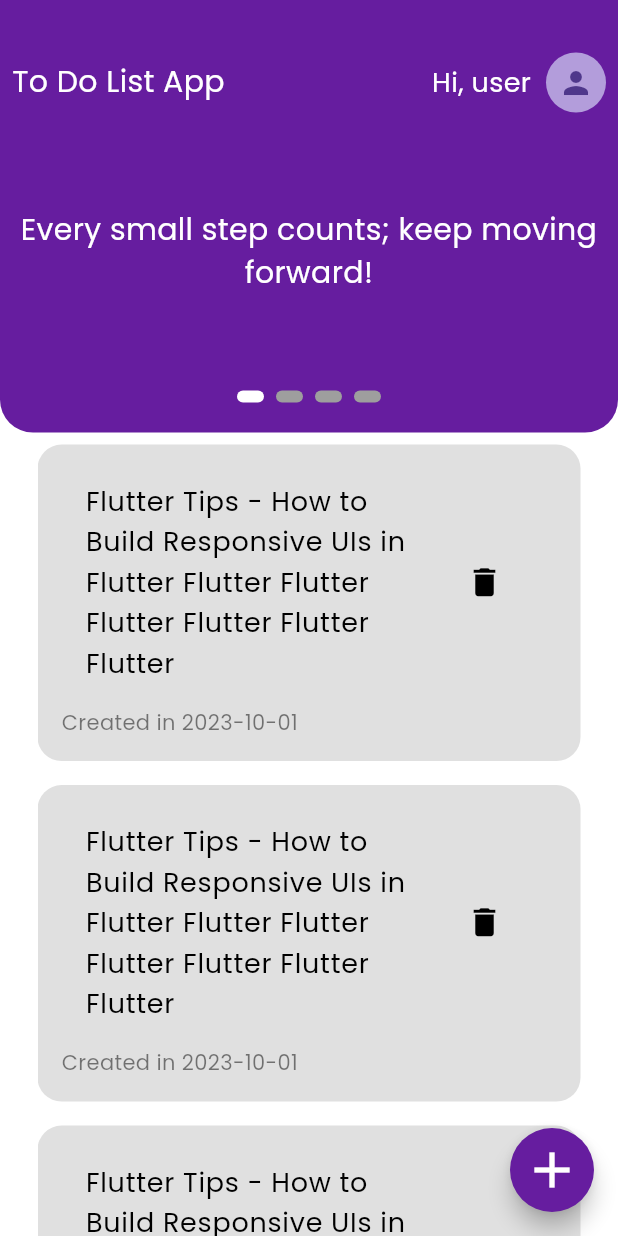
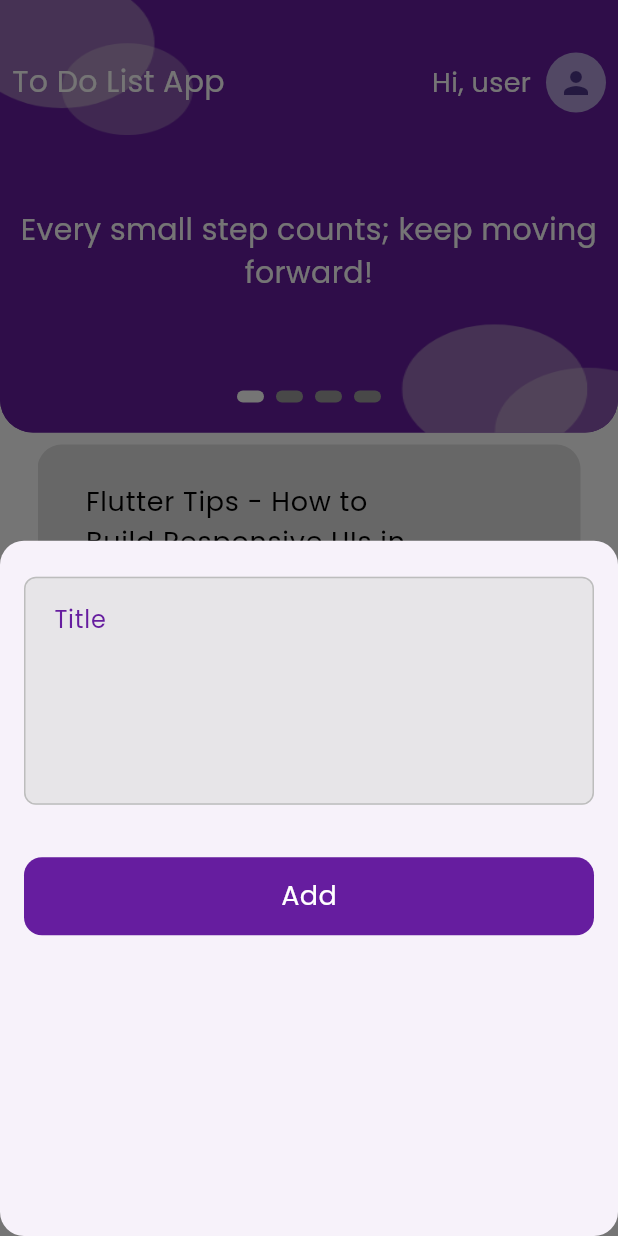
Before and after one commit to MiladnserSB/ToDoListApp, a Flutter app: the screen it shows after launch, after a tap on the "add" icon, on a phone screen of 412 x 824 dp. Run offline on Flutter 3.47's test engine with Material 3 defaults, Android fonts, the phone set to English and light mode, and no system bars; drawn by our look-alikes of smooth_page_indicator.

Commit message:
create custom app bar and edit task view

```diff
--- a/lib/constants.dart
+++ b/lib/constants.dart
@@ -1,3 +1,3 @@
 import 'package:flutter/material.dart';
 
-Color kPriamryColor = const Color(0xFF661d9f);
+Color kPrimaryColor = const Color(0xFF661d9f);
--- /dev/null
+++ b/lib/views/edit_task_view.dart
@@ -0,0 +1,13 @@
+import 'package:flutter/material.dart';
+import 'package:to_do_list_app/widgets/edit_task_view_body.dart';
+
+class EditTaskView extends StatelessWidget {
+  const EditTaskView({super.key});
+
+  @override
+  Widget build(BuildContext context) {
+    return Scaffold(
+      body: EditTaskViewBody(),
+    );
+  }
+}
--- a/lib/views/home_page_view.dart
+++ b/lib/views/home_page_view.dart
@@ -1,5 +1,6 @@
 import 'package:flutter/material.dart';
 import 'package:to_do_list_app/constants.dart';
+import 'package:to_do_list_app/widgets/add_task_bottom_sheet.dart';
 import 'package:to_do_list_app/widgets/home_page_view_body.dart';
 
 class HomePageView extends StatelessWidget {
@@ -10,9 +11,18 @@ class HomePageView extends StatelessWidget {
     return Scaffold(
       floatingActionButton: FloatingActionButton(
         onPressed: () {
-        },
+            showModalBottomSheet(
+              context: context,
+              builder: (context) {
+                return const AddTaskBottomSheet();
+              },
+              shape: RoundedRectangleBorder(
+                borderRadius: BorderRadius.circular(16),
+              ),
+            );
+          },
          shape: const CircleBorder(),
-        backgroundColor: kPriamryColor,
+        backgroundColor: kPrimaryColor,
         child: const Icon(
           Icons.add,
           size: 40,
--- /dev/null
+++ b/lib/widgets/add_task_bottom_sheet.dart
@@ -0,0 +1,47 @@
+import 'package:flutter/material.dart';
+import 'package:to_do_list_app/widgets/custom_button.dart';
+import 'package:to_do_list_app/widgets/custom_text_field.dart';
+
+class AddTaskBottomSheet extends StatelessWidget {
+  const AddTaskBottomSheet({super.key});
+
+  @override
+  Widget build(BuildContext context) {
+    return Padding(
+      padding: const EdgeInsets.symmetric(horizontal: 16),
+      child: AddNoteForm(),
+    );
+  }
+}
+
+class AddNoteForm extends StatelessWidget {
+  AddNoteForm({
+    super.key,
+  });
+  final GlobalKey<FormState> formKey = GlobalKey();
+  @override
+  Widget build(BuildContext context) {
+    return Form(
+      key: formKey,
+      child: Column(
+        children: [
+          const SizedBox(
+            height: 24,
+          ),
+          const CustomTextField(
+            hint: 'Title',
+            maxLines: 5,
+          ),
+          const SizedBox(
+            height: 35,
+          ),
+          CustomButton(
+              title: 'Add',
+              onTap: () {
+                // print('object');
+              })
+        ],
+      ),
+    );
+  }
+}
--- a/lib/widgets/custom_app_bar.dart
+++ b/lib/widgets/custom_app_bar.dart
@@ -1,35 +1,22 @@
 import 'package:flutter/material.dart';
 
 class CustomAppBar extends StatelessWidget {
-  const CustomAppBar({
-    super.key,
-  });
-
+  const CustomAppBar({super.key, required this.title});
+  final String title;
   @override
   Widget build(BuildContext context) {
-    return Padding(
-      padding: const EdgeInsets.symmetric(horizontal: 8.0),
-      child: Row(
-        children: [
-          const Text(
-            'To Do List App',
-            style: TextStyle(fontSize: 20, color: Colors.white),
-          ),
-          const Spacer(),
-          const Text(
-            'Hi, user',
-            style: TextStyle(fontSize: 18, color: Colors.white),
-          ),
-          const SizedBox(
-            width: 10,
-          ),
-          CircleAvatar(
-            backgroundColor: Colors.deepPurple.shade200,
-            child: const Icon(
-              Icons.person,
-            ),
-          )
-        ],
+    return Container(
+      height: 75,
+
+      decoration: const BoxDecoration(
+        image: DecorationImage(image: AssetImage('assets/images/custom_app_bar_image.png'),fit: BoxFit.cover,)
+      ),
+      child: Align(
+        alignment: Alignment.bottomCenter,
+        child: Text(title, textAlign: TextAlign.end , style: const TextStyle(
+          color: Colors.white,
+          fontSize: 26
+        ),),
       ),
     );
   }
--- /dev/null
+++ b/lib/widgets/custom_button.dart
@@ -0,0 +1,28 @@
+import 'package:flutter/material.dart';
+import 'package:to_do_list_app/constants.dart';
+
+class CustomButton extends StatelessWidget {
+  const CustomButton({
+    super.key, required this.title, required this.onTap,
+  });
+  final String title;
+  final VoidCallback onTap;
+  @override
+  Widget build(BuildContext context) {
+    return GestureDetector(
+      onTap:onTap,
+      child: Container(
+        height: 52,
+        decoration: BoxDecoration(
+            color: kPrimaryColor,
+            borderRadius: BorderRadius.circular(12)),
+        child:  Center(
+          child: Text(
+            title,
+            style: const TextStyle(color: Colors.white, fontSize: 18),
+          ),
+        ),
+      ),
+    );
+  }
+}
--- /dev/null
+++ b/lib/widgets/custom_text_field.dart
@@ -0,0 +1,31 @@
+import 'package:flutter/material.dart';
+import 'package:to_do_list_app/constants.dart';
+
+class CustomTextField extends StatelessWidget {
+  const CustomTextField({super.key, required this.hint, this.maxLines = 1});
+  final String hint;
+  final int maxLines;
+  @override
+  Widget build(BuildContext context) {
+    return TextField(
+
+      maxLines: maxLines,
+      cursorColor: kPrimaryColor,
+      decoration: InputDecoration(
+        filled: true,
+      fillColor: Colors.grey.shade300.withOpacity(0.7),
+        contentPadding: EdgeInsets.all(16),
+        hintText: hint,
+        hintStyle: TextStyle(color: kPrimaryColor),
+        enabledBorder: buildBorder(Colors.grey.shade400),
+        focusedBorder: buildBorder(kPrimaryColor),
+      ),
+    );
+  }
+
+  OutlineInputBorder buildBorder([color]) {
+    return OutlineInputBorder(
+        borderRadius: BorderRadius.circular(8),
+        borderSide: BorderSide(color: color ?? Colors.white));
+  }
+}
--- /dev/null
+++ b/lib/widgets/edit_task_view_body.dart
@@ -0,0 +1,16 @@
+import 'package:flutter/material.dart';
+import 'package:to_do_list_app/widgets/custom_app_bar.dart';
+
+class EditTaskViewBody extends StatelessWidget {
+  const EditTaskViewBody({super.key});
+
+  @override
+  Widget build(BuildContext context) {
+    return const Column(
+      children: [
+
+        CustomAppBar(title: 'title')
+      ],
+    );
+  }
+}
--- /dev/null
+++ b/lib/widgets/home_page_view_app_bar.dart
@@ -0,0 +1,36 @@
+import 'package:flutter/material.dart';
+
+class HomePageViewAppBar extends StatelessWidget {
+  const HomePageViewAppBar({
+    super.key,
+  });
+
+  @override
+  Widget build(BuildContext context) {
+    return Padding(
+      padding: const EdgeInsets.symmetric(horizontal: 8.0),
+      child: Row(
+        children: [
+          const Text(
+            'To Do List App',
+            style: TextStyle(fontSize: 20, color: Colors.white),
+          ),
+          const Spacer(),
+          const Text(
+            'Hi, user',
+            style: TextStyle(fontSize: 18, color: Colors.white),
+          ),
+          const SizedBox(
+            width: 10,
+          ),
+          CircleAvatar(
+            backgroundColor: Colors.deepPurple.shade200,
+            child: const Icon(
+              Icons.person,
+            ),
+          )
+        ],
+      ),
+    );
+  }
+}
--- a/lib/widgets/home_page_view_body_upper_part.dart
+++ b/lib/widgets/home_page_view_body_upper_part.dart
@@ -1,7 +1,7 @@
 import 'package:flutter/material.dart';
 import 'package:smooth_page_indicator/smooth_page_indicator.dart';
 import 'package:to_do_list_app/constants.dart';
-import 'package:to_do_list_app/widgets/custom_app_bar.dart';
+import 'package:to_do_list_app/widgets/home_page_view_app_bar.dart';
 
 class HomePageViewBodyUpperPart extends StatefulWidget {
   const HomePageViewBodyUpperPart({super.key});
@@ -27,13 +27,14 @@ class _HomePageViewBodyUpperPartState extends State<HomePageViewBodyUpperPart> {
     return Container(
       height: MediaQuery.of(context).size.height * 0.35,
       decoration: BoxDecoration(
-        color: kPriamryColor,
+        color: kPrimaryColor,
+        image: DecorationImage(image: AssetImage('assets/images/home_view_image.png'), fit: BoxFit.fill),
         borderRadius: const BorderRadius.vertical(bottom: Radius.circular(22)),
       ),
       child: Column(
         children: [
           const SizedBox(height: 35),
-          const CustomAppBar(),
+          const HomePageViewAppBar(),
           Expanded(
             child: Padding(
               padding: const EdgeInsets.symmetric(horizontal: 10.0),
--- a/lib/widgets/task_item.dart
+++ b/lib/widgets/task_item.dart
@@ -1,4 +1,5 @@
 import 'package:flutter/material.dart';
+import 'package:to_do_list_app/views/edit_task_view.dart';
 
 class TaskItem extends StatelessWidget {
   const TaskItem({super.key});
@@ -9,13 +10,13 @@ class TaskItem extends StatelessWidget {
       padding: const EdgeInsets.symmetric(vertical: 8.0),
       child: GestureDetector(
         onTap: () {
-          // Navigator.of(context).push(
-          //   MaterialPageRoute(
-          //     builder: (context) {
-          //       return EditNoteView();
-          //     },
-          //   ),
-          // );
+          Navigator.of(context).push(
+            MaterialPageRoute(
+              builder: (context) {
+                return EditTaskView();
+              },
+            ),
+          );
         },
         child: Container(
           padding: const EdgeInsets.all(16),
--- a/pubspec.yaml
+++ b/pubspec.yaml
@@ -60,9 +60,9 @@ flutter:
   uses-material-design: true
 
   # To add assets to your application, add an assets section, like this:
-  # assets:
-  #   - images/a_dot_burr.jpeg
-  #   - images/a_dot_ham.jpeg
+  assets:
+    - assets/images/home_view_image.png
+    - assets/images/custom_app_bar_image.png
 
   # An image asset can refer to one or more resolution-specific "variants", see
   # https://flutter.dev/to/resolution-aware-images
```
Also changed, not shown: assets/images/custom_app_bar_image.png (added), assets/images/home_view_image.png (added).
